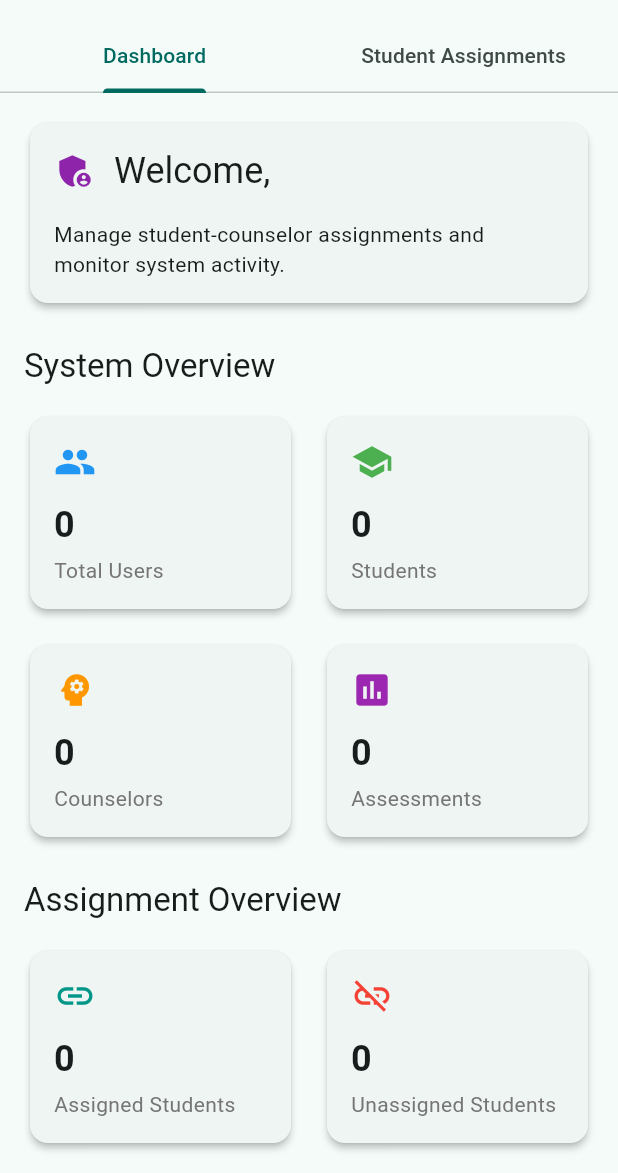
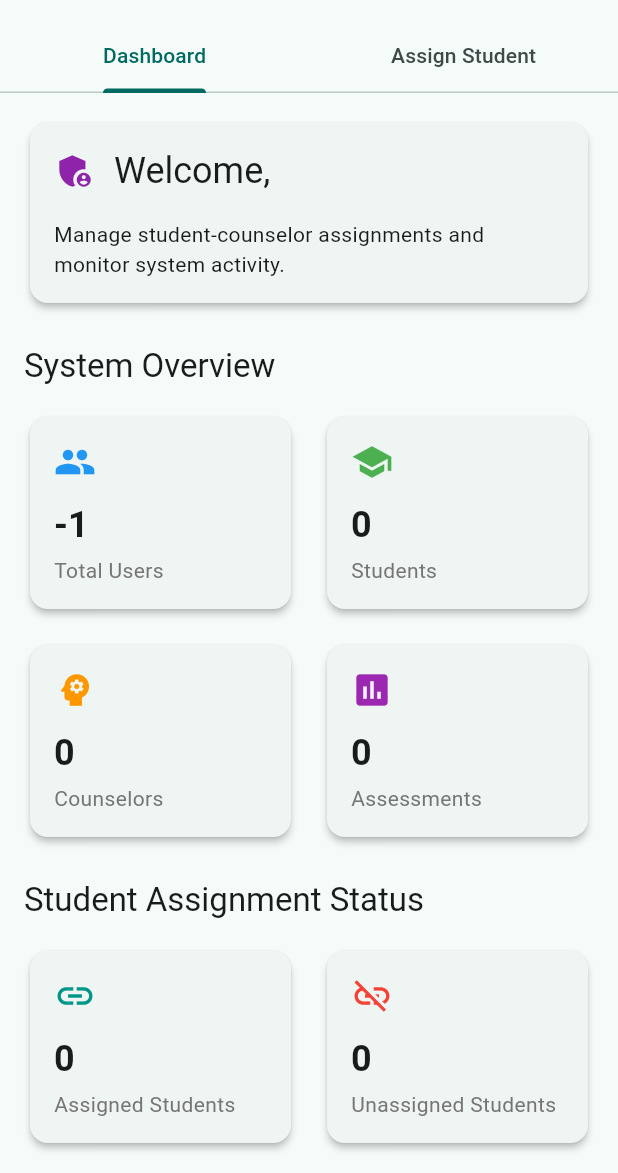
Before and after one commit to lewshubei/mobileApplication, a Flutter app: the AdminHomeScreen screen opened directly, on a phone screen of 412 x 824 dp, the part 63-1236 px from its top. Run offline on Flutter 3.47's test engine with Material 3 defaults, Android fonts, the phone set to English and light mode, and no system bars; our stand-ins replace cloud_firestore, file_picker, firebase_auth, firebase_core, fl_chart, flutter_dotenv and 2 more; accounts and stored records are empty; Roboto replaces fonts that are missing (Poppins).

Commit message:
student dashboard v2

```diff
--- a/lib/components/admin/admin_dashboard_component.dart
+++ b/lib/components/admin/admin_dashboard_component.dart
@@ -31,7 +31,7 @@ class AdminDashboardComponent extends StatelessWidget {
               // Process users data if available
               if (usersSnapshot.hasData) {
                 final users = usersSnapshot.data!.docs;
-                totalUsers = users.length;
+                totalUsers = users.length - 1;
 
                 for (var doc in users) {
                   final data = doc.data() as Map<String, dynamic>;
@@ -196,7 +196,7 @@ class AdminDashboardComponent extends StatelessWidget {
 
                     // Assignment Overview
                     Text(
-                      'Assignment Overview',
+                      'Student Assignment Status',
                       style: Theme.of(context).textTheme.titleLarge,
                     ),
                     const SizedBox(height: 16),
--- a/lib/screens/admin_home_screen.dart
+++ b/lib/screens/admin_home_screen.dart
@@ -32,7 +32,7 @@ class AdminHomeScreen extends StatelessWidget {
         appBar: AppBar(
           title: const Text('Admin Dashboard'),
           bottom: const TabBar(
-            tabs: [Tab(text: 'Dashboard'), Tab(text: 'Student Assignments')],
+            tabs: [Tab(text: 'Dashboard'), Tab(text: 'Assign Student')],
           ),
         ),
         drawer: _buildCustomDrawer(context, user, theme),
```
